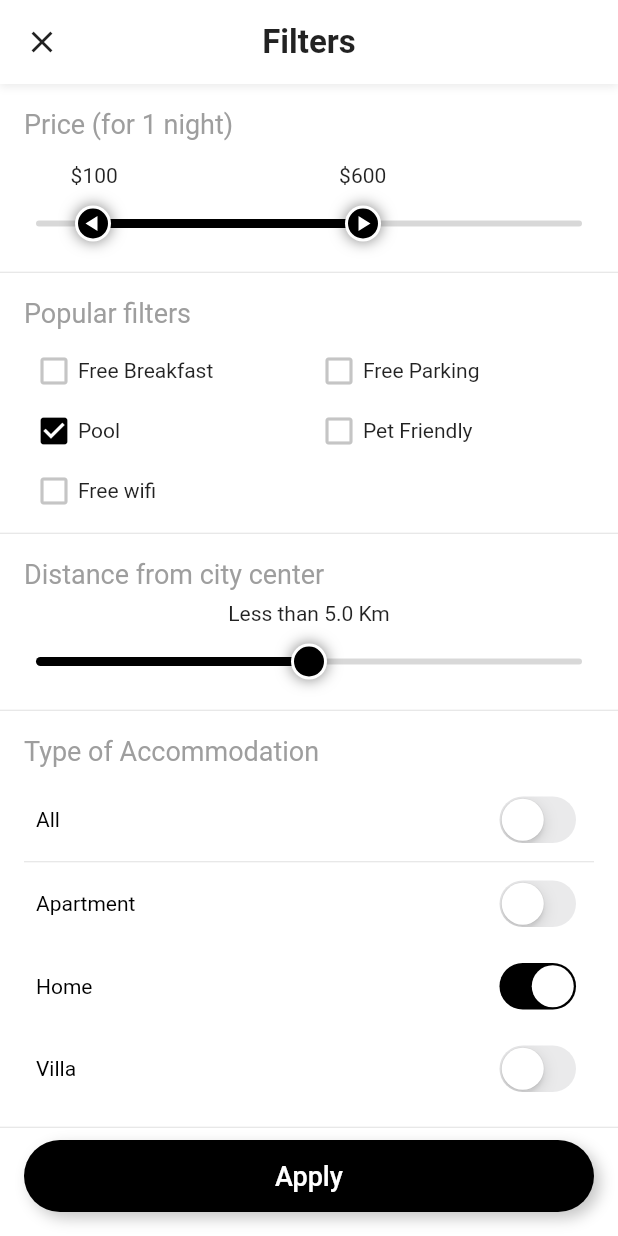
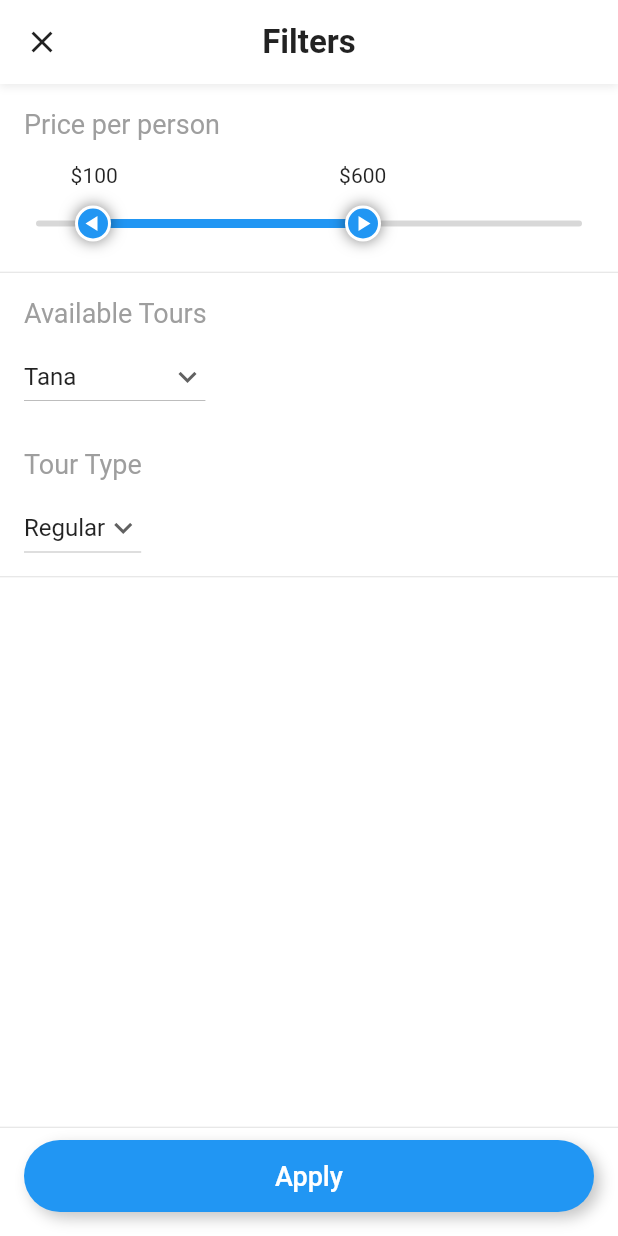
Before and after one commit to TitansonFlutter/TouristGuide, a Flutter app: the FiltersScreen screen opened directly, on a phone screen of 412 x 824 dp. Run offline on Flutter 3.47's test engine with Material 2 defaults, Android fonts, the light colour scheme and no system bars; our stand-ins replace bloc, curved_navigation_bar, flutter_svg, material_floating_search_bar, smooth_star_rating.

```diff
--- a/lib/Presentation/core/searchAndFilter/filters_screen.dart
+++ b/lib/Presentation/core/searchAndFilter/filters_screen.dart
@@ -31,20 +31,23 @@ class _FiltersScreenState extends State<FiltersScreen> {
             Expanded(
               child: SingleChildScrollView(
                 child: Column(
+                  crossAxisAlignment: CrossAxisAlignment.start,
                   children: <Widget>[
                     priceBarFilter(),
                     const Divider(
                       height: 1,
                     ),
-                    popularFilter(),
+                    // popularFilter(),
+                    DropdownTours(),
+                    // const Divider(
+                    //   height: 1,
+                    // ),
+                    DropDownSpeciality(),
+                    // distanceViewUI(),
                     const Divider(
                       height: 1,
                     ),
-                    distanceViewUI(),
-                    const Divider(
-                      height: 1,
-                    ),
-                    allAccommodationUI()
+                    // allAccommodationUI()
                   ],
                 ),
               ),
@@ -94,17 +97,21 @@ class _FiltersScreenState extends State<FiltersScreen> {
       ),
     );
   }
+  //dropdown for available tours
 
-  Widget allAccommodationUI() {
+  Widget DropdownTours() {
+    String dropdownvalue = 'Tana';
+    var items = ['Lalibela', 'Axum', 'Omo', 'Hamar', 'GondarCastle', 'Tana'];
+
     return Column(
-      mainAxisAlignment: MainAxisAlignment.center,
+      mainAxisAlignment: MainAxisAlignment.start,
       crossAxisAlignment: CrossAxisAlignment.start,
       children: <Widget>[
         Padding(
           padding:
               const EdgeInsets.only(left: 16, right: 16, top: 16, bottom: 8),
           child: Text(
-            'Type of Accommodation',
+            'Available Tours',
             textAlign: TextAlign.left,
             style: TextStyle(
                 color: Colors.grey,
@@ -114,9 +121,20 @@ class _FiltersScreenState extends State<FiltersScreen> {
         ),
         Padding(
           padding: const EdgeInsets.only(right: 16, left: 16),
-          child: Column(
-            children: getAccomodationListUI(),
+          child: Column(children: [
+            DropdownButton(
+              value: dropdownvalue,
+              icon: Icon(Icons.keyboard_arrow_down),
+              items: items.map((String items) {
+                return DropdownMenuItem(value: items, child: Text(items));
+              }).toList(),
+              onChanged: (String newValue) {
+                setState(() {
+                  dropdownvalue = newValue;
+                });
+              },
             ),
+          ]),
         ),
         const SizedBox(
           height: 8,
@@ -125,55 +143,99 @@ class _FiltersScreenState extends State<FiltersScreen> {
     );
   }
 
-  List<Widget> getAccomodationListUI() {
-    final List<Widget> noList = <Widget>[];
-    for (int i = 0; i < accomodationListData.length; i++) {
-      final PopularFilterListData date = accomodationListData[i];
-      noList.add(
-        Material(
-          color: Colors.transparent,
-          child: InkWell(
-            borderRadius: const BorderRadius.all(Radius.circular(4.0)),
-            onTap: () {
+  Widget DropDownSpeciality() {
+    String dropdownvalue = 'Regular';
+    var items = ['Regular', 'Special'];
+
+    return Column(
+      mainAxisAlignment: MainAxisAlignment.start,
+      crossAxisAlignment: CrossAxisAlignment.start,
+      children: <Widget>[
+        Padding(
+          padding:
+              const EdgeInsets.only(left: 16, right: 16, top: 16, bottom: 8),
+          child: Text(
+            'Tour Type',
+            textAlign: TextAlign.left,
+            style: TextStyle(
+                color: Colors.grey,
+                fontSize: MediaQuery.of(context).size.width > 360 ? 18 : 16,
+                fontWeight: FontWeight.normal),
+          ),
+        ),
+        Padding(
+          padding: const EdgeInsets.only(right: 16, left: 16),
+          child: Column(children: [
+            DropdownButton(
+              value: dropdownvalue,
+              icon: Icon(Icons.keyboard_arrow_down),
+              items: items.map((String items) {
+                return DropdownMenuItem(value: items, child: Text(items));
+              }).toList(),
+              onChanged: (String newValue) {
                 setState(() {
-                checkAppPosition(i);
+                  dropdownvalue = newValue;
                 });
               },
-            child: Padding(
-              padding: const EdgeInsets.all(8.0),
-              child: Row(
-                children: <Widget>[
-                  Expanded(
-                    child: Text(
-                      date.titleTxt,
-                      style: TextStyle(color: Colors.black),
             ),
+          ]),
         ),
-                  CupertinoSwitch(
-                    activeColor: date.isSelected
-                        ? HotelAppTheme.buildLightTheme().primaryColor
-                        : Colors.grey.withOpacity(0.6),
-                    onChanged: (bool value) {
-                      setState(() {
-                        checkAppPosition(i);
-                      });
-                    },
-                    value: date.isSelected,
+        const SizedBox(
+          height: 8,
         ),
       ],
-              ),
-            ),
-          ),
-        ),
     );
-      if (i == 0) {
-        noList.add(const Divider(
-          height: 1,
-        ));
   }
-    }
-    return noList;
-  }
+
+  // List<Widget> getAccomodationListUI() {
+  //   final List<Widget> noList = <Widget>[];
+  //   for (int i = 0; i < accomodationListData.length; i++) {
+  //     final PopularFilterListData date = accomodationListData[i];
+  //     noList.add(
+  //       Material(
+  //         color: Colors.transparent,
+  //         child: InkWell(
+  //           borderRadius: const BorderRadius.all(Radius.circular(4.0)),
+  //           onTap: () {
+  //             setState(() {
+  //               checkAppPosition(i);
+  //             });
+  //           },
+  //           child: Padding(
+  //             padding: const EdgeInsets.all(8.0),
+  //             child: Row(
+  //               children: <Widget>[
+  //                 Expanded(
+  //                   child: Text(
+  //                     date.titleTxt,
+  //                     style: TextStyle(color: Colors.black),
+  //                   ),
+  //                 ),
+  //                 CupertinoSwitch(
+  //                   activeColor: date.isSelected
+  //                       ? HotelAppTheme.buildLightTheme().primaryColor
+  //                       : Colors.grey.withOpacity(0.6),
+  //                   onChanged: (bool value) {
+  //                     setState(() {
+  //                       checkAppPosition(i);
+  //                     });
+  //                   },
+  //                   value: date.isSelected,
+  //                 ),
+  //               ],
+  //             ),
+  //           ),
+  //         ),
+  //       ),
+  //     );
+  //     if (i == 0) {
+  //       noList.add(const Divider(
+  //         height: 1,
+  //       ));
+  //     }
+  //   }
+  //   return noList;
+  // }
 
   void checkAppPosition(int index) {
     if (index == 0) {
@@ -208,65 +270,65 @@ class _FiltersScreenState extends State<FiltersScreen> {
     }
   }
 
-  Widget distanceViewUI() {
-    return Column(
-      mainAxisAlignment: MainAxisAlignment.center,
-      crossAxisAlignment: CrossAxisAlignment.start,
-      children: <Widget>[
-        Padding(
-          padding:
-              const EdgeInsets.only(left: 16, right: 16, top: 16, bottom: 8),
-          child: Text(
-            'Distance from city center',
-            textAlign: TextAlign.left,
-            style: TextStyle(
-                color: Colors.grey,
-                fontSize: MediaQuery.of(context).size.width > 360 ? 18 : 16,
-                fontWeight: FontWeight.normal),
-          ),
-        ),
-        SliderView(
-          distValue: distValue,
-          onChangedistValue: (double value) {
-            distValue = value;
-          },
-        ),
-        const SizedBox(
-          height: 8,
-        ),
-      ],
-    );
-  }
+  // Widget distanceViewUI() {
+  //   return Column(
+  //     mainAxisAlignment: MainAxisAlignment.center,
+  //     crossAxisAlignment: CrossAxisAlignment.start,
+  //     children: <Widget>[
+  //       Padding(
+  //         padding:
+  //             const EdgeInsets.only(left: 16, right: 16, top: 16, bottom: 8),
+  //         child: Text(
+  //           'Distance from city center',
+  //           textAlign: TextAlign.left,
+  //           style: TextStyle(
+  //               color: Colors.grey,
+  //               fontSize: MediaQuery.of(context).size.width > 360 ? 18 : 16,
+  //               fontWeight: FontWeight.normal),
+  //         ),
+  //       ),
+  //       SliderView(
+  //         distValue: distValue,
+  //         onChangedistValue: (double value) {
+  //           distValue = value;
+  //         },
+  //       ),
+  //       const SizedBox(
+  //         height: 8,
+  //       ),
+  //     ],
+  //   );
+  // }
 
-  Widget popularFilter() {
-    return Column(
-      mainAxisAlignment: MainAxisAlignment.center,
-      crossAxisAlignment: CrossAxisAlignment.start,
-      children: <Widget>[
-        Padding(
-          padding:
-              const EdgeInsets.only(left: 16, right: 16, top: 16, bottom: 8),
-          child: Text(
-            'Popular filters',
-            textAlign: TextAlign.left,
-            style: TextStyle(
-                color: Colors.grey,
-                fontSize: MediaQuery.of(context).size.width > 360 ? 18 : 16,
-                fontWeight: FontWeight.normal),
-          ),
-        ),
-        Padding(
-          padding: const EdgeInsets.only(right: 16, left: 16),
-          child: Column(
-            children: getPList(),
-          ),
-        ),
-        const SizedBox(
-          height: 8,
-        )
-      ],
-    );
-  }
+  // Widget popularFilter() {
+  //   return Column(
+  //     mainAxisAlignment: MainAxisAlignment.center,
+  //     crossAxisAlignment: CrossAxisAlignment.start,
+  //     children: <Widget>[
+  //       Padding(
+  //         padding:
+  //             const EdgeInsets.only(left: 16, right: 16, top: 16, bottom: 8),
+  //         child: Text(
+  //           'Popular filters',
+  //           textAlign: TextAlign.left,
+  //           style: TextStyle(
+  //               color: Colors.grey,
+  //               fontSize: MediaQuery.of(context).size.width > 360 ? 18 : 16,
+  //               fontWeight: FontWeight.normal),
+  //         ),
+  //       ),
+  //       Padding(
+  //         padding: const EdgeInsets.only(right: 16, left: 16),
+  //         child: Column(
+  //           children: getPList(),
+  //         ),
+  //       ),
+  //       const SizedBox(
+  //         height: 8,
+  //       )
+  //     ],
+  //   );
+  // }
 
   List<Widget> getPList() {
     final List<Widget> noList = <Widget>[];
@@ -342,7 +404,7 @@ class _FiltersScreenState extends State<FiltersScreen> {
         Padding(
           padding: const EdgeInsets.all(16.0),
           child: Text(
-            'Price (for 1 night)',
+            'Price per person',
             textAlign: TextAlign.left,
             style: TextStyle(
                 color: Colors.grey,
--- a/lib/Presentation/core/searchAndFilter/hotel_app_theme.dart
+++ b/lib/Presentation/core/searchAndFilter/hotel_app_theme.dart
@@ -21,7 +21,7 @@ class HotelAppTheme {
   }
 
   static ThemeData buildLightTheme() {
-    final Color primaryColor = Colors.black;
+    final Color primaryColor = Colors.blue;
     final Color secondaryColor = Colors.red[900];
     final ColorScheme colorScheme = const ColorScheme.light().copyWith(
       primary: primaryColor,
--- a/lib/Presentation/core/searchAndFilter/hotel_list_view.dart
+++ b/lib/Presentation/core/searchAndFilter/hotel_list_view.dart
@@ -146,9 +146,7 @@ class HotelListView extends StatelessWidget {
                                                     ),
                                                     itemPadding:
                                                         EdgeInsets.zero,
-                                                    onRatingUpdate: (rating) {
-                                                      print(rating);
-                                                    },
+                                                    onRatingUpdate: (rating) {},
                                                   ),
                                                   Text(
                                                     ' ${hotelData.reviews} Reviews',
--- a/pubspec.yaml
+++ b/pubspec.yaml
@@ -37,6 +37,7 @@ dependencies:
   material_floating_search_bar: ^0.3.4 #this will help us create the search bar with additional functionality
   flutter_rating_bar: ^4.0.0
   animations: ^2.0.0
+
 
 dev_dependencies:
   flutter_test:
```
Also changed, not shown: lib/features_data_provider.dart (+41 -0 lines). Lines whose indentation alone changed are shown as unchanged.
